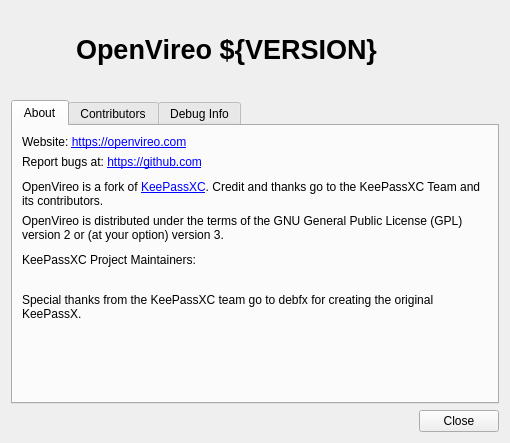
OpenVireo/openvireo, file src/gui/AboutDialog.ui: the form before one commit.
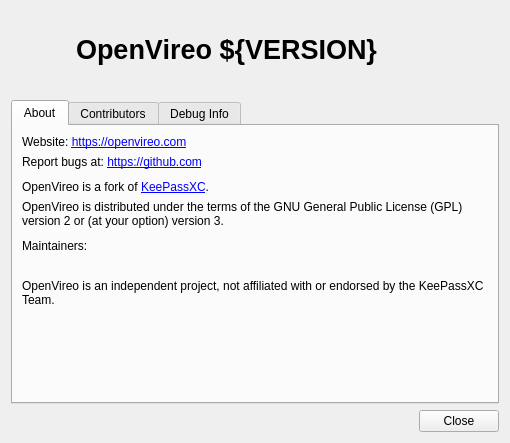
The form after the commit.

Commit message:
Show OpenVireo's maintainers and contributors in the About dialog
Replace the KeePassXC maintainers, Patreon supporters and translator lists
with OpenVireo's own, keeping a single credit to upstream KeePassXC.

```diff
--- a/src/gui/AboutDialog.ui
+++ b/src/gui/AboutDialog.ui
@@ -126,7 +126,7 @@
        <item>
         <widget class="QLabel" name="forkLabel">
          <property name="text">
-          <string>OpenVireo is a fork of &lt;a href=&quot;https://keepassxc.org/&quot; style=&quot;text-decoration: underline;&quot;&gt;KeePassXC&lt;/a&gt;. Credit and thanks go to the KeePassXC Team and its contributors.</string>
+          <string>OpenVireo is a fork of &lt;a href=&quot;https://keepassxc.org/&quot; style=&quot;text-decoration: underline;&quot;&gt;KeePassXC&lt;/a&gt;.</string>
          </property>
          <property name="wordWrap">
           <bool>true</bool>
@@ -171,7 +171,7 @@
        <item>
         <widget class="QLabel" name="label_8">
          <property name="text">
-          <string>KeePassXC Project Maintainers:</string>
+          <string>Maintainers:</string>
          </property>
         </widget>
        </item>
@@ -203,7 +203,7 @@
           </sizepolicy>
          </property>
          <property name="text">
-          <string>Special thanks from the KeePassXC team go to debfx for creating the original KeePassX.</string>
+          <string>OpenVireo is an independent project, not affiliated with or endorsed by the KeePassXC Team.</string>
          </property>
          <property name="wordWrap">
           <bool>true</bool>
```
The commit also changes 1 other file.
